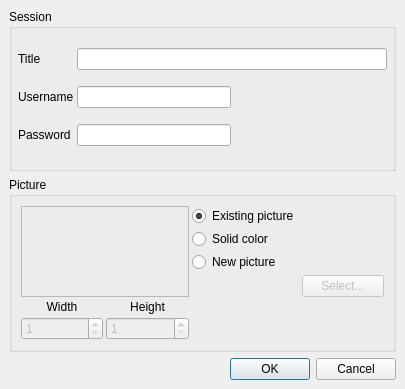
First picture: the form in src/client/ui/hostdialog.ui, repository drawpile/Drawpile, before the edit.
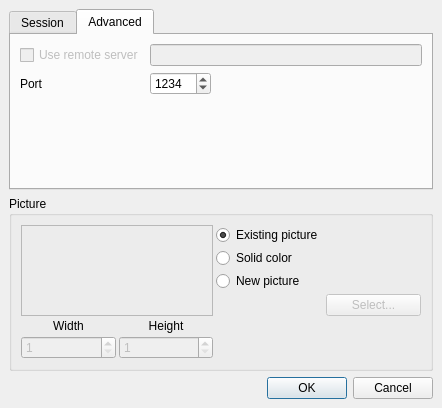
Second picture: the form after the edit. The open tabs and pages were chosen to show the change. Custom widgets are drawn as their Qt base class.

Commit message: added join dialog

The edit to the form file:
```diff
--- a/src/client/ui/hostdialog.ui
+++ b/src/client/ui/hostdialog.ui
@@ -5,8 +5,8 @@
    <rect>
     <x>0</x>
     <y>0</y>
-    <width>405</width>
-    <height>389</height>
+    <width>442</width>
+    <height>408</height>
    </rect>
   </property>
   <property name="windowTitle" >
@@ -20,21 +20,38 @@
     <number>6</number>
    </property>
    <item>
-    <widget class="QGroupBox" name="groupBox" >
-     <property name="title" >
+    <widget class="QTabWidget" name="tabWidget" >
+     <property name="currentIndex" >
+      <number>0</number>
+     </property>
+     <widget class="QWidget" name="sessiontab" >
+      <attribute name="title" >
       <string>Session</string>
-     </property>
+      </attribute>
      <layout class="QGridLayout" >
       <property name="margin" >
-       <number>6</number>
+        <number>9</number>
       </property>
       <property name="spacing" >
-       <number>3</number>
-      </property>
-      <item row="0" column="0" >
-       <widget class="QLabel" name="label" >
-        <property name="text" >
-         <string>Title</string>
+        <number>6</number>
+       </property>
+       <item row="1" column="2" >
+        <spacer>
+         <property name="orientation" >
+          <enum>Qt::Horizontal</enum>
+         </property>
+         <property name="sizeHint" >
+          <size>
+           <width>40</width>
+           <height>20</height>
+          </size>
+         </property>
+        </spacer>
+       </item>
+       <item row="0" column="1" colspan="2" >
+        <widget class="QLineEdit" name="sessiontitle" >
+         <property name="toolTip" >
+          <string>A title that is shown to users</string>
         </property>
        </widget>
       </item>
@@ -69,6 +86,46 @@
         </property>
        </widget>
       </item>
+       <item row="1" column="0" >
+        <widget class="QLabel" name="label_2" >
+         <property name="text" >
+          <string>Username</string>
+         </property>
+        </widget>
+       </item>
+       <item row="0" column="0" >
+        <widget class="QLabel" name="label" >
+         <property name="text" >
+          <string>Title</string>
+         </property>
+        </widget>
+       </item>
+      </layout>
+     </widget>
+     <widget class="QWidget" name="advancedtab" >
+      <attribute name="title" >
+       <string>Advanced</string>
+      </attribute>
+      <layout class="QGridLayout" >
+       <property name="margin" >
+        <number>9</number>
+       </property>
+       <property name="spacing" >
+        <number>6</number>
+       </property>
+       <item row="0" column="1" colspan="2" >
+        <widget class="QLineEdit" name="remotehost" >
+         <property name="enabled" >
+          <bool>false</bool>
+         </property>
+         <property name="toolTip" >
+          <string>&lt;html>&lt;head>&lt;meta name="qrichtext" content="1" />&lt;style type="text/css">
+p, li { white-space: pre-wrap; }
+&lt;/style>&lt;/head>&lt;body style=" font-family:'Sans Serif'; font-size:9pt; font-weight:400; font-style:normal; text-decoration:none;">
+&lt;p style=" margin-top:0px; margin-bottom:0px; margin-left:0px; margin-right:0px; -qt-block-indent:0; text-indent:0px;">Address of host server&lt;/p>&lt;/body>&lt;/html></string>
+         </property>
+        </widget>
+       </item>
       <item row="1" column="2" >
        <spacer>
         <property name="orientation" >
@@ -82,14 +139,54 @@
         </property>
        </spacer>
       </item>
-      <item row="0" column="1" colspan="2" >
-       <widget class="QLineEdit" name="sessiontitle" >
+       <item row="2" column="1" >
+        <spacer>
+         <property name="orientation" >
+          <enum>Qt::Vertical</enum>
+         </property>
+         <property name="sizeHint" >
+          <size>
+           <width>20</width>
+           <height>40</height>
+          </size>
+         </property>
+        </spacer>
+       </item>
+       <item row="0" column="0" >
+        <widget class="QCheckBox" name="useremote" >
+         <property name="enabled" >
+          <bool>false</bool>
+         </property>
         <property name="toolTip" >
-         <string>A title that is shown to users</string>
+          <string>Host a session using a server that is running on another computer</string>
+         </property>
+         <property name="text" >
+          <string>Use remote server</string>
+         </property>
+        </widget>
+       </item>
+       <item row="1" column="1" >
+        <widget class="QSpinBox" name="port" >
+         <property name="maximum" >
+          <number>99999</number>
+         </property>
+         <property name="minimum" >
+          <number>1</number>
+         </property>
+         <property name="value" >
+          <number>1234</number>
+         </property>
+        </widget>
+       </item>
+       <item row="1" column="0" >
+        <widget class="QLabel" name="label_6" >
+         <property name="text" >
+          <string>Port</string>
         </property>
        </widget>
       </item>
      </layout>
+     </widget>
     </widget>
    </item>
    <item>
@@ -104,29 +201,13 @@
       <property name="spacing" >
        <number>3</number>
       </property>
-      <item row="5" column="0" >
-       <widget class="QSpinBox" name="picturewidth" >
-        <property name="enabled" >
-         <bool>false</bool>
+      <item row="1" column="2" >
+       <widget class="QRadioButton" name="solidcolor" >
+        <property name="toolTip" >
+         <string>Use a solid color</string>
         </property>
-        <property name="maximum" >
-         <number>160000</number>
-        </property>
-        <property name="minimum" >
-         <number>1</number>
-        </property>
-        <property name="singleStep" >
-         <number>10</number>
-        </property>
-       </widget>
-      </item>
-      <item row="4" column="0" >
-       <widget class="QLabel" name="label_4" >
         <property name="text" >
-         <string>Width</string>
-        </property>
-        <property name="alignment" >
-         <set>Qt::AlignBottom|Qt::AlignHCenter</set>
+         <string>Solid color</string>
         </property>
        </widget>
       </item>
@@ -137,6 +218,32 @@
         </property>
        </widget>
       </item>
+      <item row="3" column="3" >
+       <widget class="QPushButton" name="selectPicCol" >
+        <property name="enabled" >
+         <bool>false</bool>
+        </property>
+        <property name="toolTip" >
+         <string>&lt;html>&lt;head>&lt;meta name="qrichtext" content="1" />&lt;style type="text/css">
+p, li { white-space: pre-wrap; }
+&lt;/style>&lt;/head>&lt;body style=" font-family:'Sans Serif'; font-size:9pt; font-weight:400; font-style:normal; text-decoration:none;">
+&lt;p style=" margin-top:0px; margin-bottom:0px; margin-left:0px; margin-right:0px; -qt-block-indent:0; text-indent:0px;">Select a picture or color&lt;/p>&lt;/body>&lt;/html></string>
+        </property>
+        <property name="text" >
+         <string>Select...</string>
+        </property>
+       </widget>
+      </item>
+      <item row="4" column="1" >
+       <widget class="QLabel" name="label_5" >
+        <property name="text" >
+         <string>Height</string>
+        </property>
+        <property name="alignment" >
+         <set>Qt::AlignBottom|Qt::AlignHCenter</set>
+        </property>
+       </widget>
+      </item>
       <item row="0" column="2" >
        <widget class="QRadioButton" name="existingpicture" >
         <property name="toolTip" >
@@ -150,13 +257,35 @@
         </property>
        </widget>
       </item>
-      <item row="1" column="2" >
-       <widget class="QRadioButton" name="solidcolor" >
-        <property name="toolTip" >
-         <string>Use a solid color</string>
+      <item row="5" column="0" >
+       <widget class="QSpinBox" name="picturewidth" >
+        <property name="enabled" >
+         <bool>false</bool>
         </property>
-        <property name="text" >
-         <string>Solid color</string>
+        <property name="maximum" >
+         <number>160000</number>
+        </property>
+        <property name="minimum" >
+         <number>1</number>
+        </property>
+        <property name="singleStep" >
+         <number>10</number>
+        </property>
+       </widget>
+      </item>
+      <item row="5" column="1" >
+       <widget class="QSpinBox" name="pictureheight" >
+        <property name="enabled" >
+         <bool>false</bool>
+        </property>
+        <property name="maximum" >
+         <number>16000</number>
+        </property>
+        <property name="minimum" >
+         <number>1</number>
+        </property>
+        <property name="singleStep" >
+         <number>10</number>
         </property>
        </widget>
       </item>
@@ -170,42 +299,16 @@
         </property>
        </widget>
       </item>
-      <item row="5" column="1" >
-       <widget class="QSpinBox" name="pictureheight" >
-        <property name="enabled" >
-         <bool>false</bool>
-        </property>
-        <property name="maximum" >
-         <number>16000</number>
-        </property>
-        <property name="minimum" >
-         <number>1</number>
-        </property>
-        <property name="singleStep" >
-         <number>10</number>
-        </property>
-       </widget>
-      </item>
-      <item row="4" column="1" >
-       <widget class="QLabel" name="label_5" >
+      <item row="4" column="0" >
+       <widget class="QLabel" name="label_4" >
         <property name="text" >
-         <string>Height</string>
+         <string>Width</string>
         </property>
         <property name="alignment" >
          <set>Qt::AlignBottom|Qt::AlignHCenter</set>
         </property>
        </widget>
       </item>
-      <item row="3" column="3" >
-       <widget class="QPushButton" name="selectPicCol" >
-        <property name="enabled" >
-         <bool>false</bool>
-        </property>
-        <property name="text" >
-         <string>Select...</string>
-        </property>
-       </widget>
-      </item>
      </layout>
     </widget>
    </item>
```
Left out of the diff: 89 changed lines with no effect on the pictures. Lines whose indentation alone changed are shown as unchanged. The commit also changes 6 other files.
